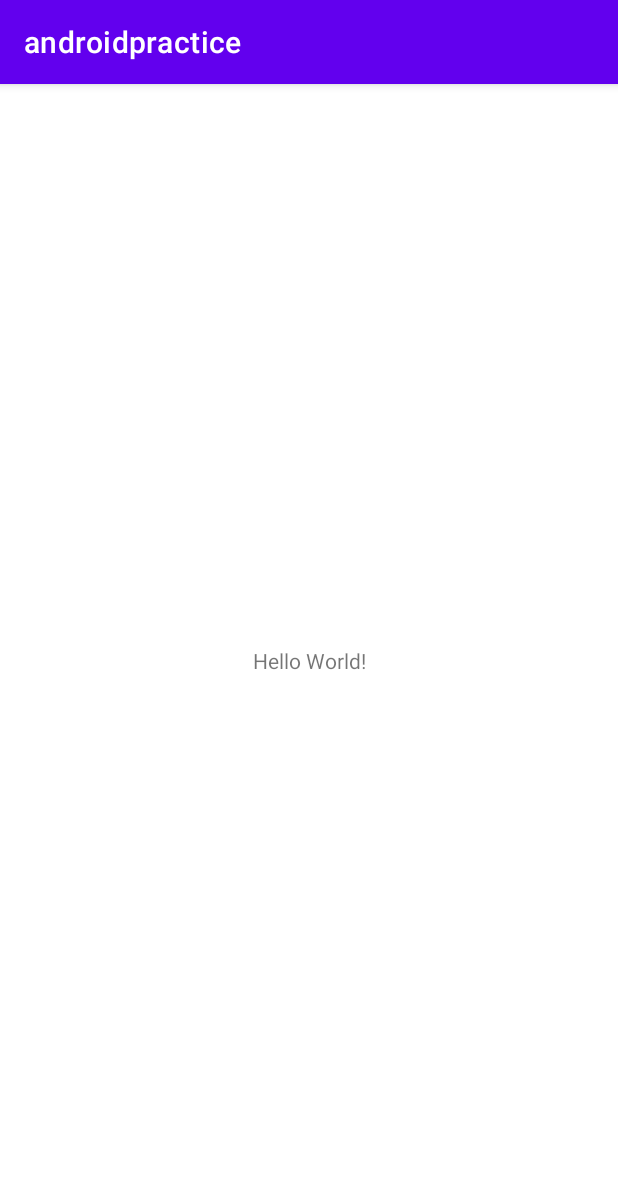
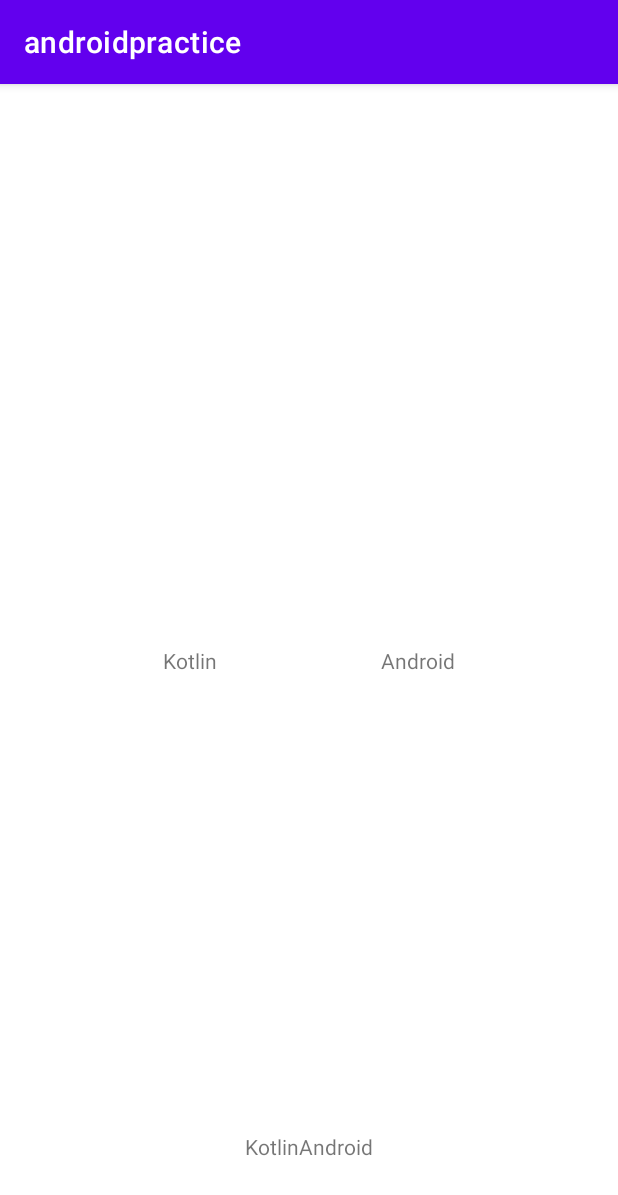
Before and after one commit to TODIREP/ClientPractice, an Android app: the screen it shows after launch (MainActivity), on a phone screen of 412 x 824 dp. Shown: the top 1195 px of the screen. Run offline under Robolectric (Android 15) with nearby library versions, the phone set to English and light mode, and no system bars; our stand-ins replace data binding; libraries missing offline, so code that uses them is left out: android.util, java.util.

Commit message:
Data Binding 기초 구성

```diff
--- a/app/build.gradle
+++ b/app/build.gradle
@@ -1,6 +1,7 @@
 plugins {
     id 'com.android.application'
     id 'kotlin-android'
+    id 'kotlin-kapt'
 }
 
 android {
@@ -30,6 +31,10 @@ android {
     kotlinOptions {
         jvmTarget = '1.8'
     }
+
+    dataBinding {
+        enabled = true
+    }
 }
 
 dependencies {
--- a/app/src/main/java/com/clientpractice/androidpractice/MainActivity.kt
+++ b/app/src/main/java/com/clientpractice/androidpractice/MainActivity.kt
@@ -2,10 +2,14 @@ package com.clientpractice.androidpractice
 
 import androidx.appcompat.app.AppCompatActivity
 import android.os.Bundle
+import androidx.databinding.DataBindingUtil
+import com.clientpractice.androidpractice.databinding.ActivityMainBinding
 
 class MainActivity : AppCompatActivity() {
     override fun onCreate(savedInstanceState: Bundle?) {
         super.onCreate(savedInstanceState)
-        setContentView(R.layout.activity_main)
+        val binding: ActivityMainBinding =
+            DataBindingUtil.setContentView(this, R.layout.activity_main)
+        binding.user = User("Kotlin", "Android")
     }
 }
--- /dev/null
+++ b/app/src/main/java/com/clientpractice/androidpractice/User.kt
@@ -0,0 +1,3 @@
+package com.clientpractice.androidpractice
+
+data class User(val firstName: String, val lastName: String)
--- a/app/src/main/res/layout/activity_main.xml
+++ b/app/src/main/res/layout/activity_main.xml
@@ -1,18 +1,69 @@
 <?xml version="1.0" encoding="utf-8"?>
-<androidx.constraintlayout.widget.ConstraintLayout xmlns:android="http://schemas.android.com/apk/res/android"
+<layout xmlns:android="http://schemas.android.com/apk/res/android"
     xmlns:app="http://schemas.android.com/apk/res-auto"
-    xmlns:tools="http://schemas.android.com/tools"
+    xmlns:tools="http://schemas.android.com/tools">
+
+    <data>
+
+        <import type="android.util.SparseArray" />
+
+        <import type="java.util.Map" />
+
+        <import type="java.util.List" />
+
+        <variable
+            name="list"
+            type="List&lt;String>" />
+
+        <variable
+            name="sparse"
+            type="SparseArray&lt;String>" />
+
+        <variable
+            name="map"
+            type="Map&lt;String, String>" />
+
+        <variable
+            name="index"
+            type="int" />
+
+        <variable
+            name="user"
+            type="com.clientpractice.androidpractice.User" />
+    </data>
+
+    <androidx.constraintlayout.widget.ConstraintLayout
         android:layout_width="match_parent"
         android:layout_height="match_parent"
         tools:context=".MainActivity">
 
         <TextView
+            android:id="@+id/first_name"
             android:layout_width="wrap_content"
             android:layout_height="wrap_content"
-        android:text="Hello World!"
+            android:text="@{user.firstName}"
             app:layout_constraintBottom_toBottomOf="parent"
-        app:layout_constraintLeft_toLeftOf="parent"
-        app:layout_constraintRight_toRightOf="parent"
+            app:layout_constraintEnd_toStartOf="@+id/last_name"
+            app:layout_constraintStart_toStartOf="parent"
             app:layout_constraintTop_toTopOf="parent" />
 
+        <TextView
+            android:id="@+id/last_name"
+            android:layout_width="wrap_content"
+            android:layout_height="wrap_content"
+            android:text="@{user.lastName}"
+            app:layout_constraintBottom_toBottomOf="parent"
+            app:layout_constraintEnd_toEndOf="parent"
+            app:layout_constraintStart_toEndOf="@+id/first_name"
+            app:layout_constraintTop_toTopOf="parent" />
+
+        <TextView
+            android:layout_width="wrap_content"
+            android:layout_height="wrap_content"
+            android:layout_marginBottom="50dp"
+            android:text="@{firstName.text + lastName.text}"
+            app:layout_constraintBottom_toBottomOf="parent"
+            app:layout_constraintEnd_toEndOf="parent"
+            app:layout_constraintStart_toStartOf="parent" />
     </androidx.constraintlayout.widget.ConstraintLayout>
+</layout>
```
Lines whose indentation alone changed are shown as unchanged.
